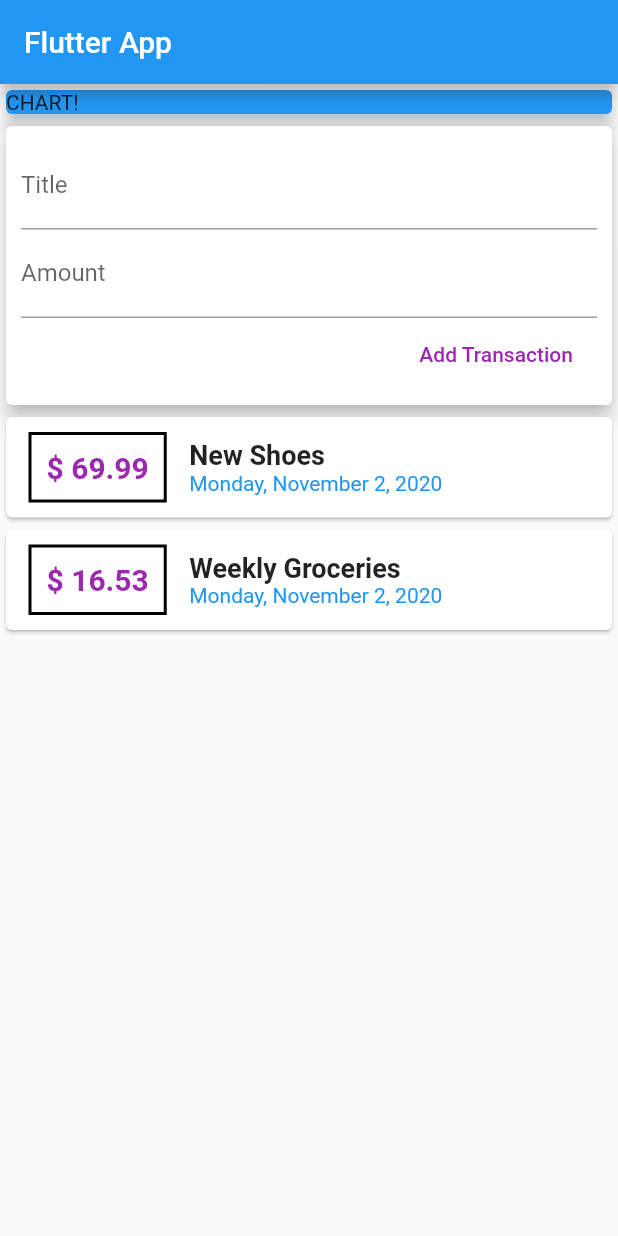
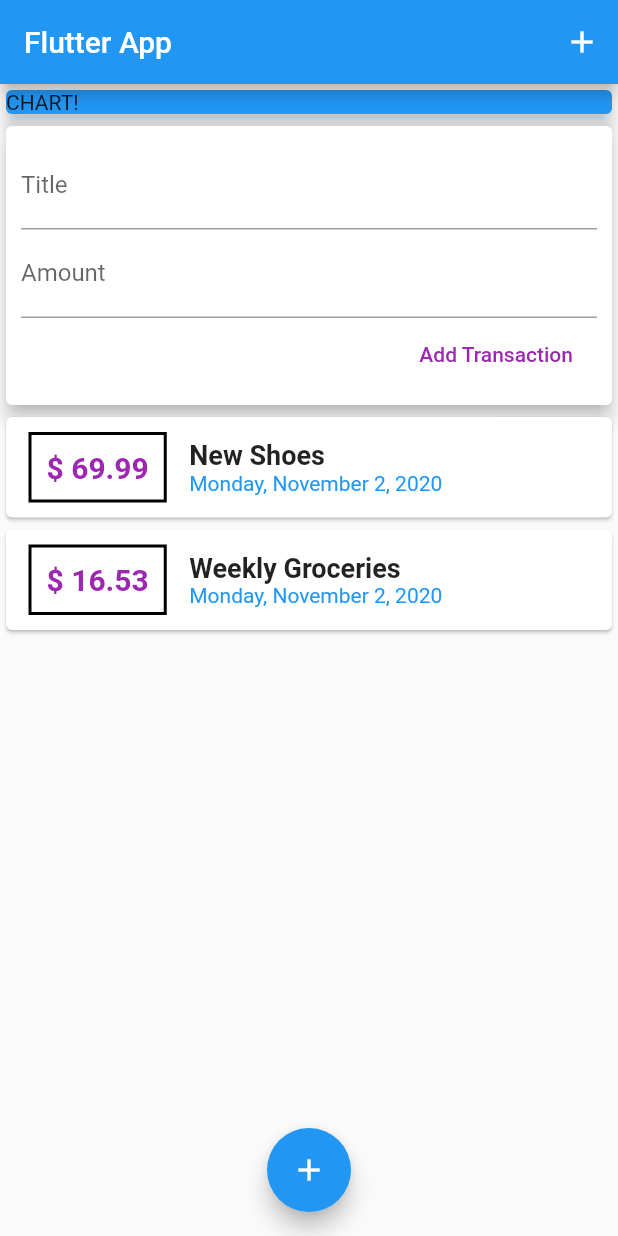
Before and after one commit to deepak-glad/flutter_expense_app, a Flutter app: the screen it shows after launch, after a tap on "Add Transaction", on a phone screen of 412 x 824 dp. Run offline on Flutter 3.47's test engine with Material 2 defaults, Android fonts, the phone set to English and light mode, and no system bars.

Commit message:
new commit

```diff
--- a/lib/main.dart
+++ b/lib/main.dart
@@ -7,7 +7,7 @@ class MyApp extends StatelessWidget {
   @override
   Widget build(BuildContext context) {
     return MaterialApp(
-      title: 'Flutter App',
+      title: 'Expenses APP',
       home: MyHomePage(),
     );
   }
@@ -24,8 +24,12 @@ class MyHomePage extends StatelessWidget {
     return Scaffold(
       appBar: AppBar(
         title: Text('Flutter App'),
+        actions:<Widget>[
+        IconButton(icon: Icon(Icons.add),onPressed: (){},),
+        ]
       ),
-      body: Column(
+      body: SingleChildScrollView(
+              child : Column(
           // mainAxisAlignment: MainAxisAlignment.start,
           crossAxisAlignment: CrossAxisAlignment.stretch,
           children: <Widget>[
@@ -40,6 +44,12 @@ class MyHomePage extends StatelessWidget {
             UserTransactions()
           ],
         ),
+      ),
+      floatingActionButtonLocation: FloatingActionButtonLocation.centerFloat,
+      floatingActionButton: FloatingActionButton(
+        child: Icon(Icons.add),
+        onPressed: (){},
+      ),
     );
   }
 }
--- a/lib/widgets/new_transaction.dart
+++ b/lib/widgets/new_transaction.dart
@@ -4,6 +4,18 @@ class NewTransaction extends StatelessWidget {
   final Function addTx;
   final titleController = TextEditingController();
   final amountController = TextEditingController();
+
+  void submitData() {
+    final enteredTitle = titleController.text;
+    final enteredAmount = double.parse(amountController.text);
+    if(enteredTitle.isEmpty || enteredAmount<=0){
+      return;
+    }
+    addTx(
+      enteredTitle,
+      enteredAmount,
+    );
+  }
 
   NewTransaction(this.addTx);
 
@@ -19,6 +31,7 @@ class NewTransaction extends StatelessWidget {
             TextField(
               decoration: InputDecoration(labelText: 'Title'),
               controller: titleController,
+              onSubmitted: (_) => submitData(),
               // onChanged: (val) {
               //   titleInput = val;
               // },
@@ -26,17 +39,14 @@ class NewTransaction extends StatelessWidget {
             TextField(
               decoration: InputDecoration(labelText: 'Amount'),
               controller: amountController,
+              keyboardType: TextInputType.number,
+              onSubmitted: (_) => submitData(),
               // onChanged: (val) => amountInput = val
             ),
             FlatButton(
               child: Text('Add Transaction'),
               textColor: Colors.purple,
-              onPressed: () {
-                addTx(
-                  titleController.text,
-                  double.parse(amountController.text),
-                );
-              },
+              onPressed: submitData,
             ),
           ],
         ),
--- a/lib/widgets/transaction_list.dart
+++ b/lib/widgets/transaction_list.dart
@@ -3,14 +3,16 @@ import 'package:intl/intl.dart';
 import '../models/transaction.dart';
 
 class TransactionList extends StatelessWidget {
-  final List<Transaction>transactions;
+  final List<Transaction> transactions;
 
   TransactionList(this.transactions);
 
   @override
-  Widget build(BuildContext context){
-    return  Column(
-            children: transactions.map((tx) {
+  Widget build(BuildContext context) {
+    return Container(
+      height: 450,
+      child: ListView.builder(
+        itemBuilder: (ctx, index) {
           return Card(
             child: Row(children: <Widget>[
               Container(
@@ -23,7 +25,7 @@ class TransactionList extends StatelessWidget {
                 ),
                 padding: EdgeInsets.all(10),
                 child: Text(
-                      '\$ ${tx.amount}',
+                  '\$ ${transactions[index].amount.toStringAsFixed(2)}',
                   style: TextStyle(
                     fontWeight: FontWeight.bold,
                     fontSize: 20,
@@ -35,14 +37,14 @@ class TransactionList extends StatelessWidget {
                 crossAxisAlignment: CrossAxisAlignment.start,
                 children: <Widget>[
                   Text(
-                        tx.title,
+                    transactions[index].title,
                     style: TextStyle(
                       fontSize: 18,
                       fontWeight: FontWeight.bold,
                     ),
                   ),
                   Text(
-                        DateFormat.yMMMMEEEEd().format(tx.date),
+                    DateFormat.yMMMMEEEEd().format(transactions[index].date),
                     style: TextStyle(
                       color: Colors.blue,
                     ),
@@ -51,7 +53,10 @@ class TransactionList extends StatelessWidget {
               ),
             ]),
           );
-            }).toList(),
+        },
+        itemCount: transactions.length,
+
+      ),
     );
   }
 }
```
Also changed, not shown: pubspec.lock. Lines whose indentation alone changed are shown as unchanged.
